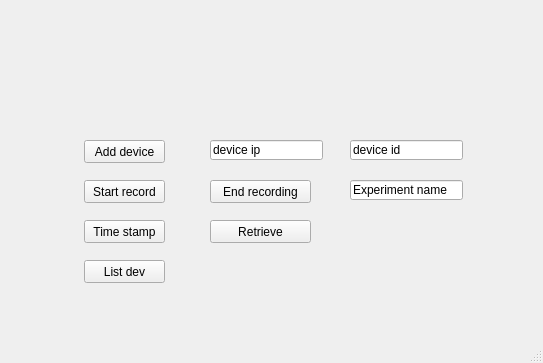
Qt form rpcserver_tools/frame.ui (zhangzdd/MOL) before a commit.
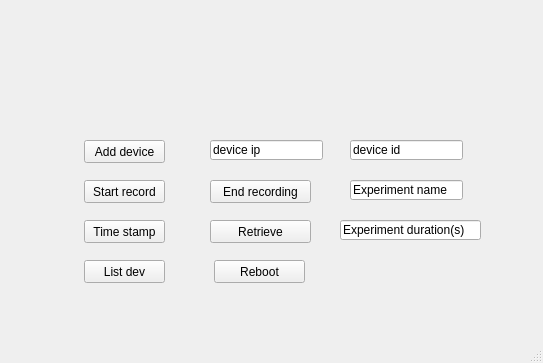
The same form after that commit.

```diff
--- a/rpcserver_tools/frame.ui
+++ b/rpcserver_tools/frame.ui
@@ -131,6 +131,32 @@
      <string>Experiment name</string>
     </property>
    </widget>
+   <widget class="QPushButton" name="reboot_button">
+    <property name="geometry">
+     <rect>
+      <x>214</x>
+      <y>260</y>
+      <width>91</width>
+      <height>23</height>
+     </rect>
+    </property>
+    <property name="text">
+     <string>Reboot</string>
+    </property>
+   </widget>
+   <widget class="QLineEdit" name="duration">
+    <property name="geometry">
+     <rect>
+      <x>340</x>
+      <y>220</y>
+      <width>141</width>
+      <height>20</height>
+     </rect>
+    </property>
+    <property name="text">
+     <string>Experiment duration(s)</string>
+    </property>
+   </widget>
   </widget>
   <widget class="QMenuBar" name="menubar">
    <property name="geometry">
```
